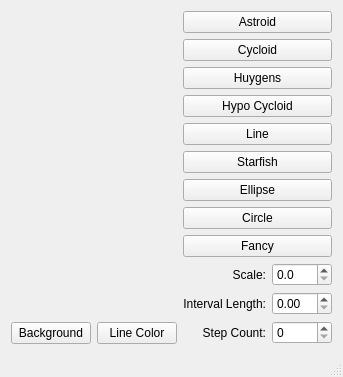
This is mainwindow.ui in eagleranger96/QtCurvesCPP as Qt 5 draws it before an edit. The edited form follows.
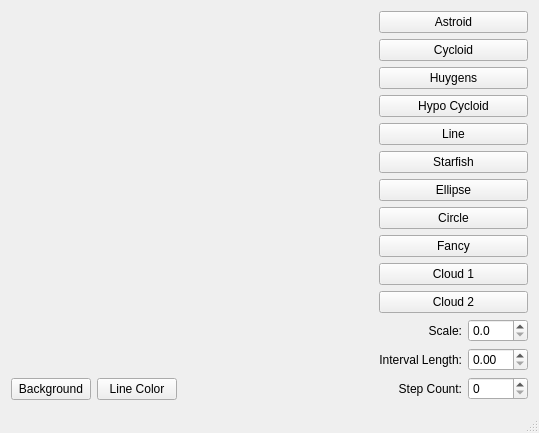
This is the edited form. Custom widgets are drawn as their Qt base class.

Commit message: Adding Cloud shapes

The edit to the form file:
```diff
--- a/mainwindow.ui
+++ b/mainwindow.ui
@@ -6,8 +6,8 @@
    <rect>
     <x>0</x>
     <y>0</y>
-    <width>337</width>
-    <height>290</height>
+    <width>539</width>
+    <height>408</height>
    </rect>
   </property>
   <property name="windowTitle">
@@ -118,6 +118,20 @@
         </property>
        </widget>
       </item>
+      <item>
+       <widget class="QPushButton" name="btnCloud">
+        <property name="text">
+         <string>Cloud 1</string>
+        </property>
+       </widget>
+      </item>
+      <item>
+       <widget class="QPushButton" name="btnCloud2">
+        <property name="text">
+         <string>Cloud 2</string>
+        </property>
+       </widget>
+      </item>
       <item>
        <layout class="QHBoxLayout" name="horizontalLayout">
         <item>
```
The commit also changes 4 other files.
